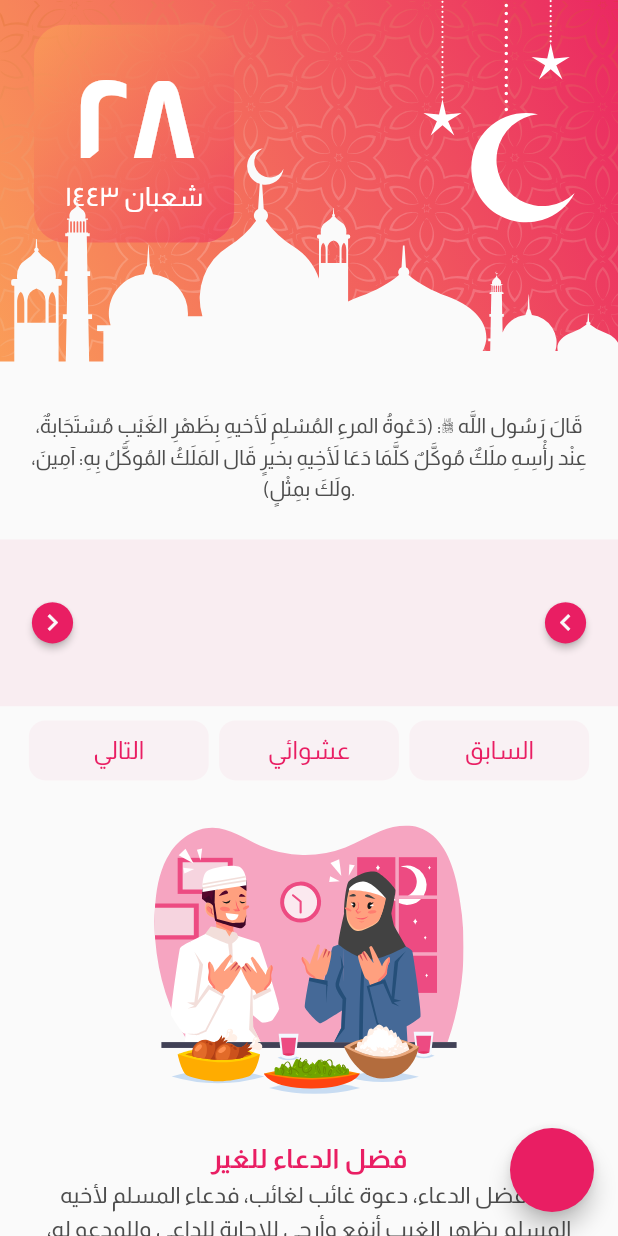
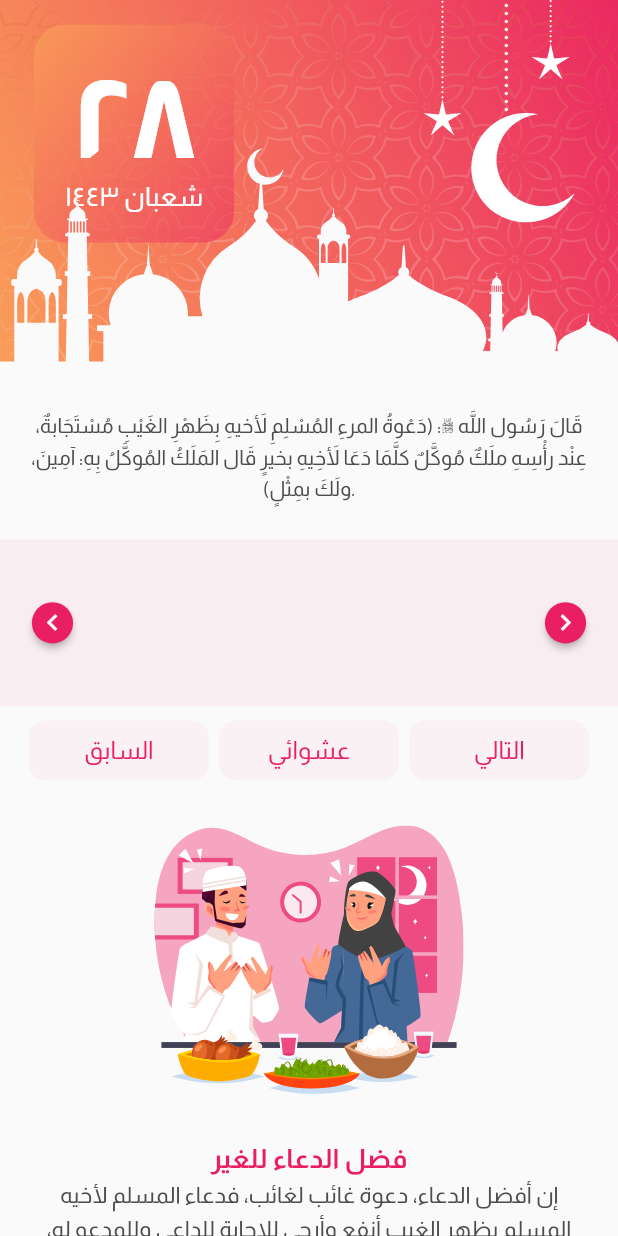
Before and after one commit to MAlazhariy/ramadan_mubarak, a Flutter app: the HomeScreen screen opened directly, on a phone screen of 412 x 824 dp. Run offline on Flutter 3.47's test engine with Material 2 defaults, Android fonts, the light colour scheme and no system bars; our stand-ins replace cloud_firestore, firebase_core, flutter_local_notifications, flutter_native_timezone, flutter_svg, hijri and 4 more; missing offline and left inert: platform_device_id; accounts and stored records are empty; project files that could hold a hidden picture were left out.

Commit message:
new version 0.2.0

```diff
--- a/lib/layout/home_screen.dart
+++ b/lib/layout/home_screen.dart
@@ -22,7 +22,6 @@ class HomeScreen extends StatefulWidget {
 
 class _HomeScreenState extends State<HomeScreen> {
   // Stream<QuerySnapshot> streamSnapData;
-  // List localData = []; // todo:
   String name = '';
   String doaa = '';
   int counter = 0;
@@ -81,6 +80,7 @@ class _HomeScreenState extends State<HomeScreen> {
 
 
 
+  // شلتها عشان استدعيتها في main.dart
   // Future<void> getInitData() async {
   //   final bool connected = await hasNetwork();
   //
@@ -273,8 +273,7 @@ class _HomeScreenState extends State<HomeScreen> {
                       Container(
                         color: offWhiteColor,
                         width: 100.w,
-                        height: 600.h,
-                        // todo: remove before line
+                        // height: 600.h, // todo: remove line
                         margin: EdgeInsets.only(
                           top: 21.h,
                         ),
@@ -313,10 +312,10 @@ class _HomeScreenState extends State<HomeScreen> {
                                 crossAxisAlignment: CrossAxisAlignment.center,
                                 mainAxisAlignment: MainAxisAlignment.center,
                                 children: [
-                                  // next
+                                  // previous
                                   MaterialButton(
                                     onPressed: () {
-                                      next();
+                                      previous();
                                     },
                                     shape: const CircleBorder(),
                                     padding: EdgeInsets.all(2.sp),
@@ -328,9 +327,8 @@ class _HomeScreenState extends State<HomeScreen> {
                                     hoverElevation: 0,
                                     disabledElevation: 0,
                                     child: Icon(
-                                      Icons.navigate_next,
+                                      Icons.navigate_before,
                                       size: 16.sp,
-                                      textDirection: TextDirection.ltr,
                                       color: offWhiteColor,
                                     ),
                                   ),
@@ -369,10 +367,10 @@ class _HomeScreenState extends State<HomeScreen> {
                                       ],
                                     ),
                                   ),
-                                  // previous
+                                  // next
                                   MaterialButton(
                                     onPressed: () {
-                                      previous();
+                                      next();
                                     },
                                     shape: const CircleBorder(),
                                     padding: EdgeInsets.all(2.sp),
@@ -384,9 +382,8 @@ class _HomeScreenState extends State<HomeScreen> {
                                     hoverElevation: 0,
                                     disabledElevation: 0,
                                     child: Icon(
-                                      Icons.navigate_before,
+                                      Icons.navigate_next,
                                       size: 16.sp,
-                                      textDirection: TextDirection.ltr,
                                       color: offWhiteColor,
                                     ),
                                   ),
@@ -400,15 +397,15 @@ class _HomeScreenState extends State<HomeScreen> {
                               ),
                               child: Row(
                                 children: [
-                                  // next
+                                  // previous
                                   Expanded(
                                     child: MaterialButton(
                                       onPressed: () {
-                                        next();
+                                        previous();
                                       },
                                       shape: RoundedRectangleBorder(
                                         borderRadius:
-                                            BorderRadius.circular(8.sp),
+                                        BorderRadius.circular(8.sp),
                                       ),
                                       padding: EdgeInsets.symmetric(
                                         vertical: 8.sp,
@@ -423,7 +420,7 @@ class _HomeScreenState extends State<HomeScreen> {
                                       child: SizedBox(
                                         width: 30.w,
                                         child: Text(
-                                          'التالي',
+                                          'السابق',
                                           textAlign: TextAlign.center,
                                           style: TextStyle(
                                             fontSize: 12.sp,
@@ -468,15 +465,15 @@ class _HomeScreenState extends State<HomeScreen> {
                                     ),
                                   ),
                                   SizedBox(width: 5.sp),
-                                  // previous
+                                  // next
                                   Expanded(
                                     child: MaterialButton(
                                       onPressed: () {
-                                        previous();
+                                        next();
                                       },
                                       shape: RoundedRectangleBorder(
                                         borderRadius:
-                                            BorderRadius.circular(8.sp),
+                                        BorderRadius.circular(8.sp),
                                       ),
                                       padding: EdgeInsets.symmetric(
                                         vertical: 8.sp,
@@ -491,7 +488,7 @@ class _HomeScreenState extends State<HomeScreen> {
                                       child: SizedBox(
                                         width: 30.w,
                                         child: Text(
-                                          'السابق',
+                                          'التالي',
                                           textAlign: TextAlign.center,
                                           style: TextStyle(
                                             fontSize: 12.sp,
@@ -521,7 +518,7 @@ class _HomeScreenState extends State<HomeScreen> {
                             SizedBox(
                               height: 20.sp,
                             ),
-
+                            // فضل الدعاء للغير
                             Padding(
                               padding: EdgeInsets.symmetric(
                                 horizontal: 15.sp,
@@ -559,24 +556,48 @@ class _HomeScreenState extends State<HomeScreen> {
                                 ),
                               ),
                             ),
-                            // لا تنسونا
+                            // // لا تنسونا
+                            // Padding(
+                            //   padding: EdgeInsets.symmetric(
+                            //     horizontal: 15.sp,
+                            //   ),
+                            //   child: Align(
+                            //     alignment: Alignment.center,
+                            //     child: Text(
+                            //       'لا تنسونا من صالح دعاءكم 💙',
+                            //       style: TextStyle(
+                            //         fontSize: 11.sp,
+                            //         fontWeight: FontWeight.w600,
+                            //         height: 1.5,
+                            //         color: greyColor,
+                            //       ),
+                            //       textAlign: TextAlign.center,
+                            //     ),
+                            //   ),
+                            // ),
+                            SizedBox(
+                              height: 40.sp,
+                            ),
                             Padding(
                               padding: EdgeInsets.symmetric(
-                                horizontal: 15.sp,
+                                horizontal: 35.sp,
                               ),
                               child: Align(
                                 alignment: Alignment.center,
                                 child: Text(
-                                  'لا تنسونا من صالح دعاءكم 💙',
+                                  'هناك بعض الميزات المهمة قيد التعديل حالياً؛ لذلك يرجى تحديث التطبيق فور توفره على المتجر.',
                                   style: TextStyle(
                                     fontSize: 11.sp,
-                                    fontWeight: FontWeight.w600,
+                                    fontWeight: FontWeight.w500,
                                     height: 1.5,
-                                    color: greyColor,
+                                    color: Colors.red,
                                   ),
                                   textAlign: TextAlign.center,
                                 ),
                               ),
+                            ),
+                            SizedBox(
+                              height: 30.sp,
                             ),
                           ],
                         ),
@@ -590,42 +611,42 @@ class _HomeScreenState extends State<HomeScreen> {
         ],
       ),
 
-      floatingActionButton: FloatingActionButton(
-        onPressed: () {
-          // NotificationApi.showNotification(
-          //   title: 'دعاء',
-          //   body: 'hi there!',
-          //   payload: 'sarah.abc',
-          //   // date: DateTime.now().add(const Duration(seconds: 5)),
-          // );
-
-          print('FAB pressed');
-
-          int index = counter;
-
-          int len = Cache.getLength();
-          String nname = '';
-          String ndoaa = '';
-
-          if(len != 0) {
-            Cache.setCounter(counter);
-            index = (counter+1) % len;
-
-            nname = Cache.getName(index);
-            ndoaa = Cache.getDoaa(index);
-          }
-          DateTime now = DateTime.now().toUtc();
-          print('now = $now');
-
-          NotificationApi.showScheduledNotification(
-            title: 'هيا ندعي لـ $nname',
-            body: ndoaa,
-            time: Time(now.hour, now.minute, now.second,),
-            repeatDuration: const Duration(seconds: 10),
-            id: 0,
-          );
-        },
-      ),
+      // floatingActionButton: FloatingActionButton(
+      //   onPressed: () {
+      //     // NotificationApi.showNotification(
+      //     //   title: 'دعاء',
+      //     //   body: 'hi there!',
+      //     //   payload: 'sarah.abc',
+      //     //   // date: DateTime.now().add(const Duration(seconds: 5)),
+      //     // );
+      //
+      //     print('FAB pressed');
+      //
+      //     int index = counter;
+      //
+      //     int len = Cache.getLength();
+      //     String nname = '';
+      //     String ndoaa = '';
+      //
+      //     if(len != 0) {
+      //       Cache.setCounter(counter);
+      //       index = (counter+1) % len;
+      //
+      //       nname = Cache.getName(index);
+      //       ndoaa = Cache.getDoaa(index);
+      //     }
+      //     DateTime now = DateTime.now().toUtc();
+      //     print('now = $now');
+      //
+      //     NotificationApi.showScheduledNotification(
+      //       title: 'هيا ندعي لـ $nname',
+      //       body: ndoaa,
+      //       time: Time(now.hour, now.minute, now.second,),
+      //       repeatDuration: const Duration(seconds: 20),
+      //       id: 0,
+      //     );
+      //   },
+      // ),
     );
   }
 }
--- a/lib/modules/notification_api.dart
+++ b/lib/modules/notification_api.dart
@@ -7,13 +7,14 @@ import 'package:timezone/data/latest.dart' as tz;
 class NotificationApi {
   static final _notifications = FlutterLocalNotificationsPlugin();
 
-  static Future notificationDetails() async {
+  static Future _notificationDetails() async {
     return const NotificationDetails(
       android: AndroidNotificationDetails(
         'CHANNEL_ID',
         'CHANNEL_NAME',
         channelDescription: 'CHANNEL_DESCRIPTION',
         importance: Importance.max,
+        fullScreenIntent: true,
         icon: 'ic_stat_name',
       ),
     );
@@ -21,18 +22,22 @@ class NotificationApi {
 
   static Future init([bool initScheduled = false]) async {
     const _android = AndroidInitializationSettings('ic_stat_name');
-    const ios = IOSInitializationSettings(
-      requestSoundPermission: false,
-      requestBadgePermission: false,
-      requestAlertPermission: false,
-    );
+    // const ios = IOSInitializationSettings(
+    //   requestSoundPermission: false,
+    //   requestBadgePermission: false,
+    //   requestAlertPermission: false,
+    // );
 
-    // tz.initializeTimeZones();
+    /// when app is closed
+    final details = await _notifications.getNotificationAppLaunchDetails();
+    if(details != null && details.didNotificationLaunchApp){
+
+    }
 
     await _notifications.initialize(
       const InitializationSettings(
         android: _android,
-        iOS: ios,
+        // iOS: ios,
       ),
     );
 
@@ -53,7 +58,7 @@ class NotificationApi {
       id,
       title,
       body,
-      await notificationDetails(),
+      await _notificationDetails(),
       payload: payload,
     );
   }
@@ -72,7 +77,7 @@ class NotificationApi {
       title,
       body,
       _scheduleDaily(time , repeatDuration),
-      await notificationDetails(),
+      await _notificationDetails(),
       payload: payload,
       androidAllowWhileIdle: true,
       uiLocalNotificationDateInterpretation:
--- a/pubspec.yaml
+++ b/pubspec.yaml
@@ -15,7 +15,7 @@ publish_to: 'none' # Remove this line if you wish to publish to pub.dev
 # In iOS, build-name is used as CFBundleShortVersionString while build-number used as CFBundleVersion.
 # Read more about iOS versioning at
 # https://developer.apple.com/library/archive/documentation/General/Reference/InfoPlistKeyReference/Articles/CoreFoundationKeys.html
-version: 0.1.0+2
+version: 0.2.0+3
 
 environment:
   sdk: ">=2.7.0 <3.0.0"
```
Also changed, not shown: lib/shared/components/constants.dart (+11 -7 lines).
